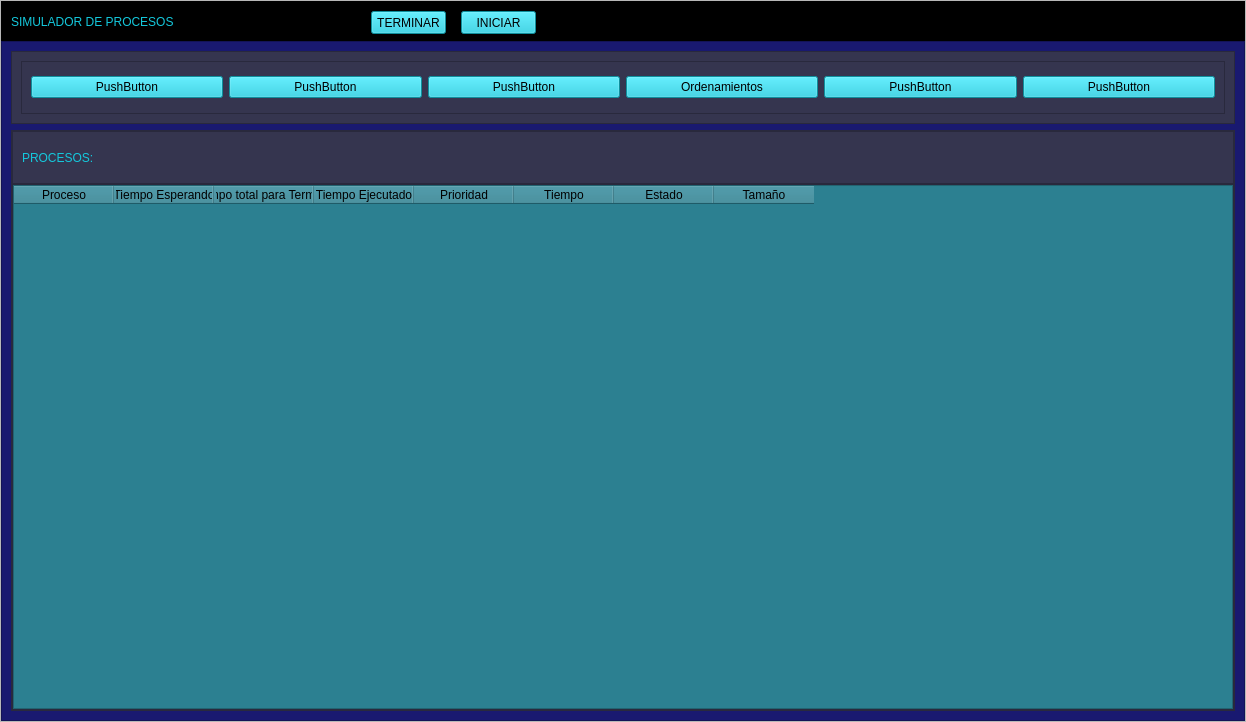
Before: the Qt Designer form view/view.ui in JesusAbarcaRodriguez/process-simulator, drawn with Qt 5.
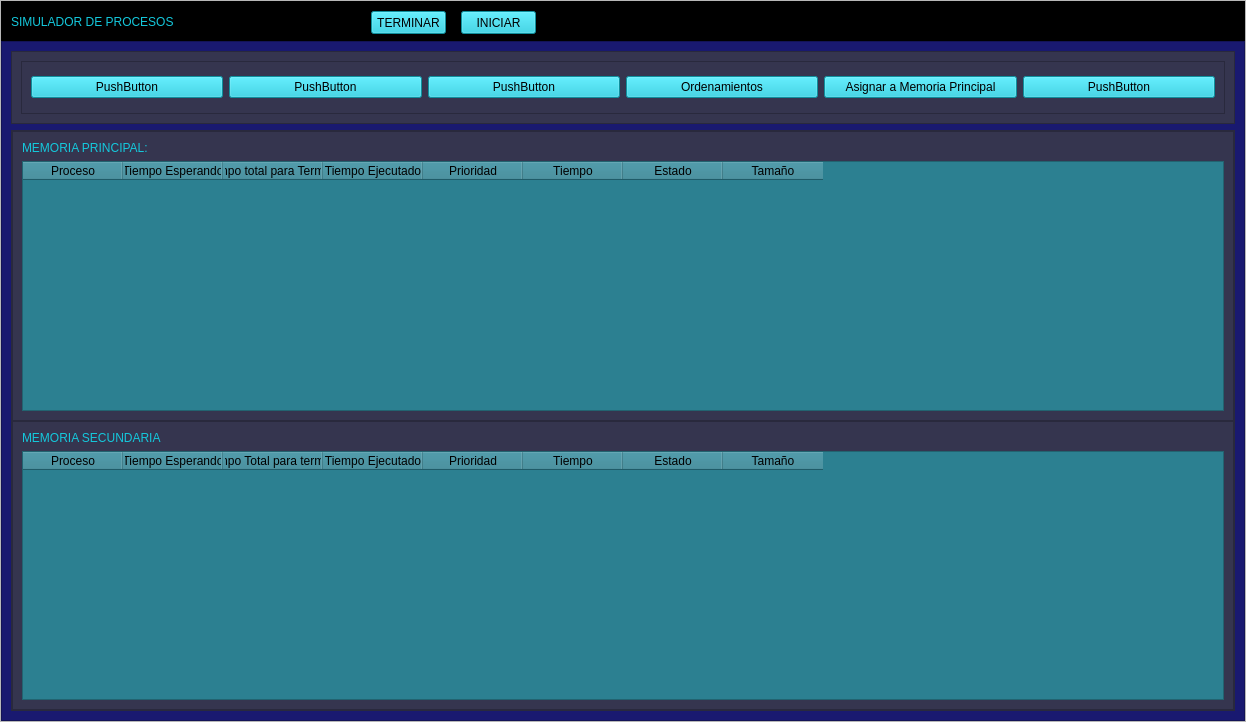
After: the same form once the commit is applied.

Commit message:
[CREATE TABLE Memory_Secondary]
Ahora hay 2 tablas, una para memoria principal y otra para memoria secundaria.
Falta implementar hilos

```diff
--- a/view/view.ui
+++ b/view/view.ui
@@ -201,7 +201,7 @@
                    <string notr="true">background-color: rgb(20, 200, 220);</string>
                   </property>
                   <property name="text">
-                   <string>PushButton</string>
+                   <string>Asignar a Memoria Principal</string>
                   </property>
                  </widget>
                 </item>
@@ -232,7 +232,7 @@
             <property name="frameShadow">
              <enum>QFrame::Raised</enum>
             </property>
-            <layout class="QVBoxLayout" name="verticalLayout_3" stretch="1,10">
+            <layout class="QVBoxLayout" name="verticalLayout_3" stretch="1,1">
              <property name="spacing">
               <number>0</number>
              </property>
@@ -264,10 +264,57 @@
 font: 87 12pt &quot;Arial Black&quot;;</string>
                   </property>
                   <property name="text">
-                   <string>PROCESOS:</string>
+                   <string>MEMORIA PRINCIPAL:</string>
                   </property>
                  </widget>
                 </item>
+                <item>
+                 <widget class="QTableWidget" name="table_memory_principal">
+                  <property name="styleSheet">
+                   <string notr="true">background-color: rgb(44, 128, 145);</string>
+                  </property>
+                  <column>
+                   <property name="text">
+                    <string>Proceso</string>
+                   </property>
+                  </column>
+                  <column>
+                   <property name="text">
+                    <string>Tiempo Esperando</string>
+                   </property>
+                  </column>
+                  <column>
+                   <property name="text">
+                    <string>Tiempo total para Terminar</string>
+                   </property>
+                  </column>
+                  <column>
+                   <property name="text">
+                    <string>Tiempo Ejecutado</string>
+                   </property>
+                  </column>
+                  <column>
+                   <property name="text">
+                    <string>Prioridad</string>
+                   </property>
+                  </column>
+                  <column>
+                   <property name="text">
+                    <string>Tiempo</string>
+                   </property>
+                  </column>
+                  <column>
+                   <property name="text">
+                    <string>Estado</string>
+                   </property>
+                  </column>
+                  <column>
+                   <property name="text">
+                    <string>Tamaño</string>
+                   </property>
+                  </column>
+                 </widget>
+                </item>
                </layout>
               </widget>
              </item>
@@ -279,24 +326,35 @@
                <property name="frameShadow">
                 <enum>QFrame::Raised</enum>
                </property>
-               <layout class="QHBoxLayout" name="horizontalLayout_3">
+               <layout class="QVBoxLayout" name="verticalLayout_5">
                 <property name="spacing">
-                 <number>0</number>
+                 <number>6</number>
                 </property>
                 <property name="leftMargin">
-                 <number>0</number>
+                 <number>9</number>
                 </property>
                 <property name="topMargin">
-                 <number>0</number>
+                 <number>9</number>
                 </property>
                 <property name="rightMargin">
-                 <number>0</number>
+                 <number>9</number>
                 </property>
                 <property name="bottomMargin">
-                 <number>0</number>
+                 <number>9</number>
                 </property>
                 <item>
-                 <widget class="QTableWidget" name="table_process">
+                 <widget class="QLabel" name="label">
+                  <property name="styleSheet">
+                   <string notr="true">color: rgb(20, 200, 220);
+font: 87 12pt &quot;Arial Black&quot;;</string>
+                  </property>
+                  <property name="text">
+                   <string>MEMORIA SECUNDARIA</string>
+                  </property>
+                 </widget>
+                </item>
+                <item>
+                 <widget class="QTableWidget" name="table_memory_secondary">
                   <property name="styleSheet">
                    <string notr="true">background-color: rgb(44, 128, 145);</string>
                   </property>
@@ -312,7 +370,7 @@
                   </column>
                   <column>
                    <property name="text">
-                    <string>Tiempo total para Terminar</string>
+                    <string>Tiempo Total para terminar</string>
                    </property>
                   </column>
                   <column>
```
Left out of the diff: 2 changed lines with no effect on the pictures. The commit also changes 4 other files.
